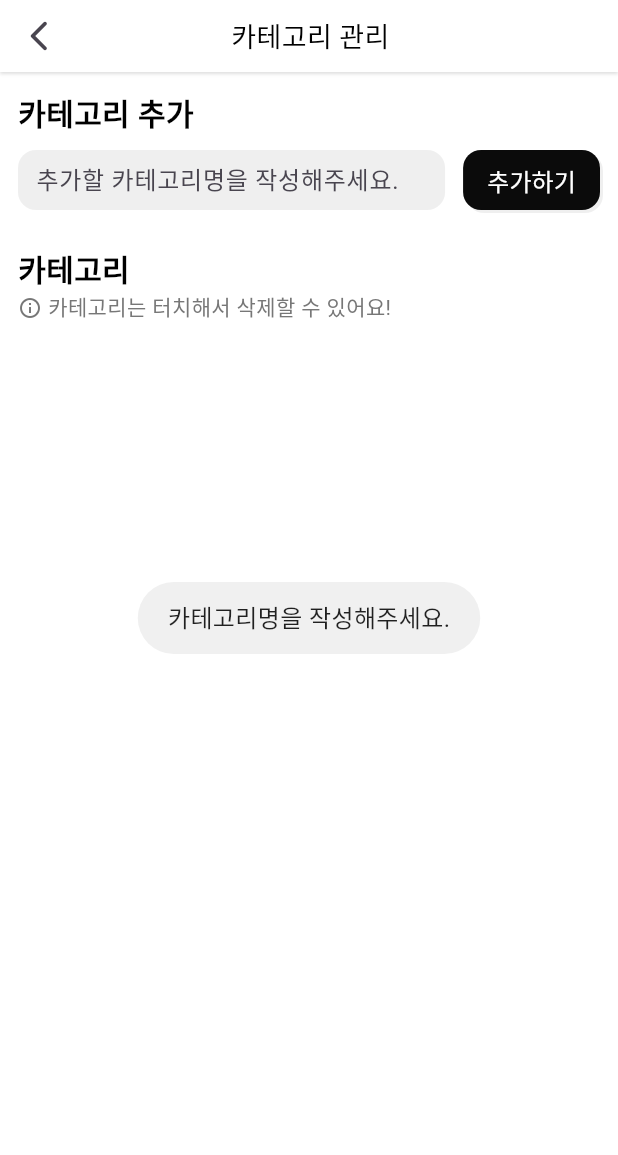
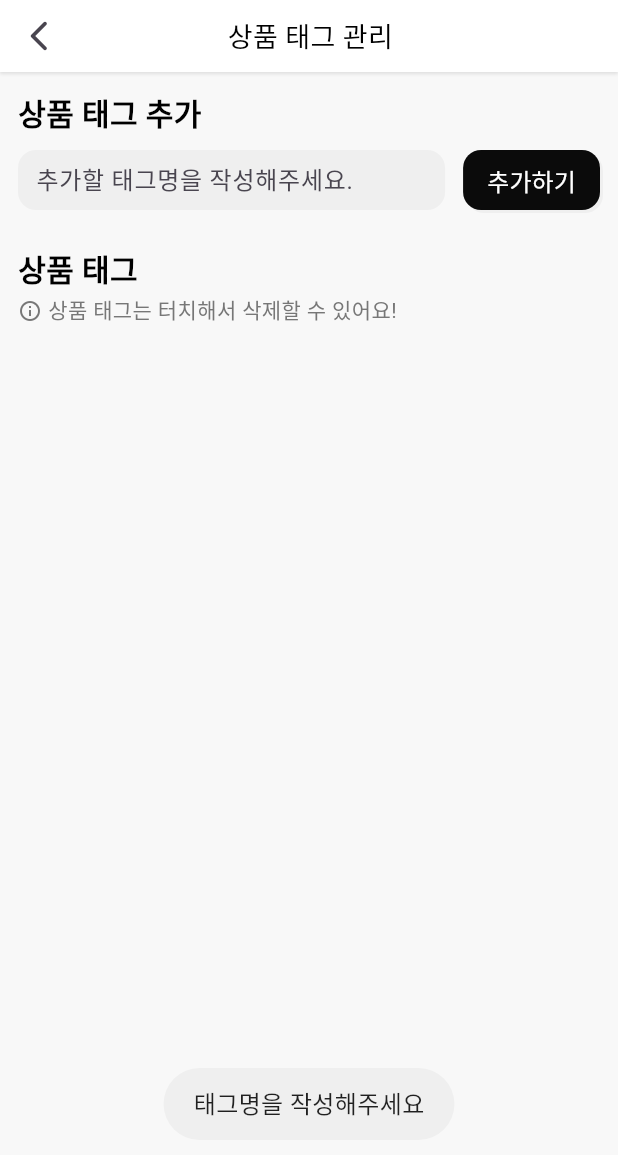
Before and after one commit to quokka12/bbibic_store_module, a Flutter app: the CategoryManagementScreen screen opened by its route, after a tap on "추가하기", on a phone screen of 412 x 824 dp. Shown: the top 1155 px of the screen. Run offline on Flutter 3.47's test engine with Material 3 defaults, Android fonts, the phone set to English and light mode, and no system bars; our stand-ins replace another_carousel_pro, cloud_firestore, connectivity_plus, firebase_core, firebase_storage, fluttertoast and 7 more; missing offline and left inert: firebase_app_check, webview_flutter_android, webview_flutter_wkwebview; accounts and stored records are empty; Roboto replaces fonts that are missing (pretendard).

Commit message:
2024.02.02. 서진형 - 카테고리 -> 태그로 명칭 변경 - 배경색 설정 - 코드 리팩토링

```diff
--- a/lib/configs/router/app_router.dart
+++ b/lib/configs/router/app_router.dart
@@ -1,6 +1,7 @@
 import 'package:bbibic_store/configs/router/route_names.dart';
 import 'package:bbibic_store/configs/router/screen_transition.dart';
 import 'package:bbibic_store/screens/admin/add_banner/add_banner_screen.dart';
+import 'package:bbibic_store/screens/delivery_address_management/delivery_address_management_screen.dart';
 import 'package:bbibic_store/screens/goods_detail/goods_detail_screen.dart';
 import 'package:bbibic_store/screens/service_web_view/service_center_screen.dart';
 import 'package:go_router/go_router.dart';
@@ -77,6 +78,11 @@ class AppRouter {
                 path: RouteNames.privacyPolicy,
                 builder: (context, state) => const PrivacyPolicyScreen(),
               ),
+              GoRoute(
+                name: RouteNames.deliveryAddressManagement,
+                path: RouteNames.deliveryAddressManagement,
+                builder: (context, state) => const DeliveryAddressManagementScreen(),
+              ),
             ]
           ),
 
--- a/lib/configs/router/route_names.dart
+++ b/lib/configs/router/route_names.dart
@@ -9,6 +9,7 @@ class RouteNames{
   static const serviceCenter= 'serviceCenter';
   static const termOfUser= 'termOfUser';
   static const privacyPolicy= 'privacyPolicy';
+  static const deliveryAddressManagement= 'deliveryAddressManagement';
 
 
   /* admin */
--- a/lib/database/firebase/banner_firebase.dart
+++ b/lib/database/firebase/banner_firebase.dart
@@ -64,7 +64,6 @@ class BannerFirebase {
               return AdBanner(bannerId: '',image: '',startDate: '');
             }
             final data = docSnapshot.data();
-            Logger().i(data);
             bannerList.add(AdBanner.fromMap(data));
           }
         },
--- a/lib/database/firebase/goods_firebase.dart
+++ b/lib/database/firebase/goods_firebase.dart
@@ -71,7 +71,6 @@ class GoodsFirebase {
               return Goods(status: true);
             }
             final data = docSnapshot.data();
-            Logger().i(data);
             goodsList.add(Goods.fromMap(data));
           }
 
--- a/lib/main.dart
+++ b/lib/main.dart
@@ -3,6 +3,7 @@ import 'package:bbibic_store/providers/category_provider.dart';
 import 'package:bbibic_store/providers/goods_provider.dart';
 import 'package:bbibic_store/providers/network_provider.dart';
 import 'package:bbibic_store/providers/photo_provider.dart';
+import 'package:bbibic_store/theme/app_colors.dart';
 import 'package:bbibic_store/theme/app_themes.dart';
 import 'package:bbibic_store/view_model/goods_detail_tab_bar_view_model.dart';
 import 'package:firebase_app_check/firebase_app_check.dart';
--- a/lib/providers/category_provider.dart
+++ b/lib/providers/category_provider.dart
@@ -3,13 +3,23 @@ import 'package:flutter/cupertino.dart';
 import 'package:logger/logger.dart';
 
 import '../models/category.dart';
+import '../util/toast_util.dart';
 
 class CategoryProvider with ChangeNotifier {
   List<String> selectedCategoryList = [];
   List<String> categoryList = [];
   Future add(BuildContext context, String name) async {
     Category category = Category(name : name);
+
+    //예외처리
+    if(name == ''){
+      ToastUtil.basic("태그명을 작성해주세요");
+      return;
+    }
     bool isSuccess = await CategoryFirebase.add(context, category);
+    if(isSuccess){
+      ToastUtil.basic("저장 완료");
+    }
     notifyListeners();
   }
   Future<bool> deleted(BuildContext context, String name) async {
@@ -17,6 +27,7 @@ class CategoryProvider with ChangeNotifier {
     notifyListeners();
     return isSuccess;
   }
+
   void selectTag(tagName) {
     if(selectedCategoryList.length <4){
       selectedCategoryList.add(tagName);
--- a/lib/providers/goods_provider.dart
+++ b/lib/providers/goods_provider.dart
@@ -12,6 +12,7 @@ import '../database/firebase/goods_firebase.dart';
 import '../models/goods.dart';
 import '../screens/widgets/loading_bar.dart';
 import '../theme/app_text_styles.dart';
+import '../util/toast_util.dart';
 import 'category_provider.dart';
 
 class GoodsProvider with ChangeNotifier {
@@ -19,6 +20,25 @@ class GoodsProvider with ChangeNotifier {
 
   Future add(BuildContext context, Goods goods, List<File?> thumbnailImageList,
       List<File?> detailImageList) async {
+
+    //예외처리
+    if(thumbnailImageList.isEmpty || detailImageList.isEmpty){
+      ToastUtil.basic("썸네일 혹은 상세이미지를 추가해주세요");
+      return;
+    }
+    if(goods.goodsName == ''){
+      ToastUtil.basic("이름을 입력해주세요");
+      return;
+    }
+    if(goods.goodsPrice == null || goods.goodsPrice == 0){
+      ToastUtil.basic("가격을 입력해주세요");
+      return;
+    }
+    if(goods.categoryId == null || goods.categoryId!.isEmpty){
+      ToastUtil.basic("태그를 1개 이상 선택해주세요");
+      return;
+    }
+
     AppLoadingBar.addDataLoading(context);
     bool isSuccess = await GoodsFirebase.add(context, goods, thumbnailImageList, detailImageList);
     if(isSuccess){
--- a/lib/screens/admin/add_banner/add_banner_screen.dart
+++ b/lib/screens/admin/add_banner/add_banner_screen.dart
@@ -17,6 +17,7 @@ class AddBannerScreen extends StatelessWidget {
   Widget build(BuildContext context) {
     final bannerProvider = Provider.of<BannerProvider>(context);
     return Scaffold(
+      backgroundColor: Colors.white,
       body: SafeArea(
         child: Column(
           children: [
--- a/lib/screens/admin/add_goods/add_goods_screen.dart
+++ b/lib/screens/admin/add_goods/add_goods_screen.dart
@@ -35,6 +35,7 @@ class _AddGoodsScreenState extends State<AddGoodsScreen> {
     controllerName.dispose();
     controllerPrice.dispose();
   }
+
   @override
   Widget build(BuildContext context) {
     final categoryProvider = Provider.of<CategoryProvider>(context);
@@ -43,6 +44,7 @@ class _AddGoodsScreenState extends State<AddGoodsScreen> {
     return GestureDetector(
       onTap: () => FocusScope.of(context).unfocus(),
       child: Scaffold(
+        backgroundColor: Colors.white,
         body: SafeArea(
           child: Column(
             children: [
--- a/lib/screens/admin/banner_management/banner_management_screen.dart
+++ b/lib/screens/admin/banner_management/banner_management_screen.dart
@@ -22,7 +22,6 @@ class BannerManagementScreen extends StatelessWidget {
   @override
   Widget build(BuildContext context) {
     return Scaffold(
-      backgroundColor: AppColors.backgroundColor,
       body: SafeArea(
         child: Column(
           children: [
--- a/lib/screens/admin/category_management/category_management_screen.dart
+++ b/lib/screens/admin/category_management/category_management_screen.dart
@@ -39,7 +39,7 @@ class _CategoryManagementScreenState extends State<CategoryManagementScreen> {
           child: Column(
             crossAxisAlignment: CrossAxisAlignment.start,
             children: [
-              MyAppBar.basicAppBar(context,"카테고리 관리", null),
+              MyAppBar.basicAppBar(context,"상품 태그 관리", null),
               _addCategoryHelper(categoryProvider),
               _categoryHelper(categoryProvider),
             ],
@@ -48,14 +48,15 @@ class _CategoryManagementScreenState extends State<CategoryManagementScreen> {
       ),
     );
   }
+
   Widget _addCategoryHelper(CategoryProvider categoryProvider){
     return Padding(
       padding: const EdgeInsets.all(12.0),
       child: Column(
         crossAxisAlignment: CrossAxisAlignment.start,
         children: [
-          Text("카테고리 추가",style: AppTextStyles.blackColorH2Bold),
-          SizedBox(height: 8),
+          Text("상품 태그 추가",style: AppTextStyles.blackColorH2Bold),
+          const SizedBox(height: 8),
           Row(
             children: [
               Expanded(
@@ -69,7 +70,7 @@ class _CategoryManagementScreenState extends State<CategoryManagementScreen> {
                   child: TextField(
                       controller: categoryNameController,
                       decoration: const InputDecoration(
-                        hintText: '추가할 카테고리명을 작성해주세요.',
+                        hintText: '추가할 태그명을 작성해주세요.',
                         border: InputBorder.none,
                         focusedBorder: InputBorder.none,
                         errorBorder: InputBorder.none,
@@ -86,17 +87,8 @@ class _CategoryManagementScreenState extends State<CategoryManagementScreen> {
                   decoration: AppDecorations.buttonDecoration(AppColors.black),
                   child: MaterialButton(
                     onPressed: (){
-                      if(categoryNameController.text.length < 1){
-                        Fluttertoast.showToast(
-                          msg: "카테고리명을 작성해주세요.",
-                          toastLength: Toast.LENGTH_SHORT,
-                          gravity: ToastGravity.CENTER,
-                          fontSize: AppTextStyles.B1,
-                        );
-                      }else{
-                        categoryProvider.add(context, categoryNameController.text);
-                        categoryNameController.clear();
-                      }
+                      categoryProvider.add(context, categoryNameController.text);
+                      categoryNameController.clear();
                     },
                     child: Text("추가하기",style: AppTextStyles.whiteColorB1),
                   ),
@@ -115,9 +107,9 @@ class _CategoryManagementScreenState extends State<CategoryManagementScreen> {
       child: Column(
         crossAxisAlignment: CrossAxisAlignment.start,
         children: [
-          Text("카테고리",style: AppTextStyles.blackColorH2Bold),
+          Text("상품 태그",style: AppTextStyles.blackColorH2Bold),
           _categoryRemoveInfoHelper(),
-          SizedBox(height: 8),
+          const SizedBox(height: 8),
           _categoryList(categoryProvider),
         ],
       ),
@@ -129,7 +121,7 @@ class _CategoryManagementScreenState extends State<CategoryManagementScreen> {
       future: CategoryFirebase.getData(context),
       builder: (BuildContext context, AsyncSnapshot<List<String>> snapshot) {
         if (snapshot.connectionState == ConnectionState.waiting) {
-          return SizedBox(); // 데이터 로딩 중에 보여줄 위젯
+          return const SizedBox(); // 데이터 로딩 중에 보여줄 위젯
         } else if (snapshot.hasError) {
           Fluttertoast.showToast(
             msg: "데이터를 불러올 수 없습니다. 다시 시도해주세요.",
@@ -137,7 +129,7 @@ class _CategoryManagementScreenState extends State<CategoryManagementScreen> {
             gravity: ToastGravity.CENTER,
             fontSize: AppTextStyles.B1,
           );
-          return SizedBox(); // 에러 발생 시 보여줄 위젯
+          return const SizedBox(); // 에러 발생 시 보여줄 위젯
         } else {
           List<String>? categoryList = snapshot.data; // List<String> 형태의 데이터 추출
           // 추출한 데이터를 활용하여 UI를 구성하거나 다른 작업을 수행할 수 있습니다.
@@ -191,7 +183,7 @@ class _CategoryManagementScreenState extends State<CategoryManagementScreen> {
         ),
         const SizedBox(width: 4),
         Text(
-          "카테고리는 터치해서 삭제할 수 있어요!",
+          "상품 태그는 터치해서 삭제할 수 있어요!",
           style: AppTextStyles.grey600ColorB2,
         ),
       ],
--- a/lib/screens/admin/goods_management/goods_management_screen.dart
+++ b/lib/screens/admin/goods_management/goods_management_screen.dart
@@ -26,7 +26,6 @@ class _GoodsManagementScreenState extends State<GoodsManagementScreen> {
   @override
   Widget build(BuildContext context) {
     return Scaffold(
-          backgroundColor: AppColors.backgroundColor,
           body: SafeArea(
             child: Column(
               children: [
--- a/lib/screens/goods_detail/goods_detail_screen.dart
+++ b/lib/screens/goods_detail/goods_detail_screen.dart
@@ -29,6 +29,7 @@ class _GoodsDetailScreenState extends State<GoodsDetailScreen> with SingleTicker
   Widget build(BuildContext context) {
     final goodsProvider = Provider.of<GoodsProvider>(context);
     return Scaffold(
+      backgroundColor: Colors.white,
       body: SafeArea(
         child: Column(
             children: [
--- a/lib/screens/my_info/my_info_screen.dart
+++ b/lib/screens/my_info/my_info_screen.dart
@@ -14,14 +14,13 @@ class MyInfoScreen extends StatelessWidget {
   @override
   Widget build(BuildContext context) {
     return Scaffold(
-      backgroundColor: AppColors.backgroundColor,
       body: SafeArea(
         child: SingleChildScrollView(
           child: Column(
             children: [
               MyAppBar.basicAppBar(context,"내 정보", null),
-              authInfoHelper(),
-              serviceInfoHelper(),
+              authInfoHelper(context),
+              serviceInfoHelper(context),
               appInfoHelper(context),
               adminInfoHelper(context),
               Padding(
@@ -35,7 +34,8 @@ class MyInfoScreen extends StatelessWidget {
       ),
     );
   }
-  Widget authInfoHelper(){
+
+  Widget authInfoHelper(BuildContext context){
     return Column(
       crossAxisAlignment: CrossAxisAlignment.start,
       children: [
@@ -64,7 +64,7 @@ class MyInfoScreen extends StatelessWidget {
     );
   }
 
-  Widget serviceInfoHelper(){
+  Widget serviceInfoHelper(BuildContext context){
     return Column(
       crossAxisAlignment: CrossAxisAlignment.start,
       children: [
@@ -80,7 +80,7 @@ class MyInfoScreen extends StatelessWidget {
           child: Column(
             crossAxisAlignment: CrossAxisAlignment.start,
             children: [
-              TextButton(onPressed: (){}, child: Text("배송지 관리",style: AppTextStyles.blackColorB1Bold),),
+              TextButton(onPressed: () => context.pushNamed(RouteNames.deliveryAddressManagement), child: Text("배송지 관리",style: AppTextStyles.blackColorB1Bold),),
               TextButton(onPressed: (){}, child: Text("구매/배송 목록",style: AppTextStyles.blackColorB1Bold),),
               TextButton(onPressed: (){}, child: Text("찜한 목록",style: AppTextStyles.blackColorB1Bold),),
               TextButton(onPressed: (){}, child: Text("장바구니",style: AppTextStyles.blackColorB1Bold),),
@@ -134,7 +134,7 @@ class MyInfoScreen extends StatelessWidget {
             crossAxisAlignment: CrossAxisAlignment.start,
             children: [
               TextButton(onPressed: () => context.pushNamed(RouteNames.goodsManagement), child: Text("상품 관리",style: AppTextStyles.blackColorB1Bold)),
-              TextButton(onPressed: () => context.pushNamed(RouteNames.categoryManagement), child: Text("카테고리 관리",style: AppTextStyles.blackColorB1Bold)),
+              TextButton(onPressed: () => context.pushNamed(RouteNames.categoryManagement), child: Text("상품 태그 관리",style: AppTextStyles.blackColorB1Bold)),
               TextButton(onPressed: () {}, child: Text("주문 관리",style: AppTextStyles.blackColorB1Bold)),
               TextButton(onPressed: () => context.pushNamed(RouteNames.serviceCenter), child: Text("서비스 문의 관리",style: AppTextStyles.blackColorB1Bold)),
               TextButton(onPressed: () => context.pushNamed(RouteNames.bannerManagement), child: Text("배너 관리",style: AppTextStyles.blackColorB1Bold)),
--- a/lib/theme/app_themes.dart
+++ b/lib/theme/app_themes.dart
@@ -6,7 +6,7 @@ class AppThemes{
   AppThemes._();
   static ThemeData mainTheme() {
     return ThemeData(
-      scaffoldBackgroundColor: Colors.white,
+      scaffoldBackgroundColor: AppColors.backgroundColor,
       fontFamily: "pretendard",
       visualDensity: VisualDensity.adaptivePlatformDensity,
       inputDecorationTheme: inputDecorationTheme(),
--- /dev/null
+++ b/lib/util/toast_util.dart
@@ -0,0 +1,14 @@
+import 'package:fluttertoast/fluttertoast.dart';
+
+import '../theme/app_text_styles.dart';
+
+class ToastUtil{
+  static void basic(String message){
+    Fluttertoast.showToast(
+      msg: message,
+      toastLength: Toast.LENGTH_SHORT,
+      gravity: ToastGravity.BOTTOM,
+      fontSize: AppTextStyles.B1,
+    );
+  }
+}
```
Also changed, not shown: lib/providers/banner_provider.dart (+16 -7 lines), lib/screens/delivery_address_management/delivery_address_management_screen.dart (added, +21 -0 lines), lib/screens/home/home_screen.dart (+4 -6 lines).
